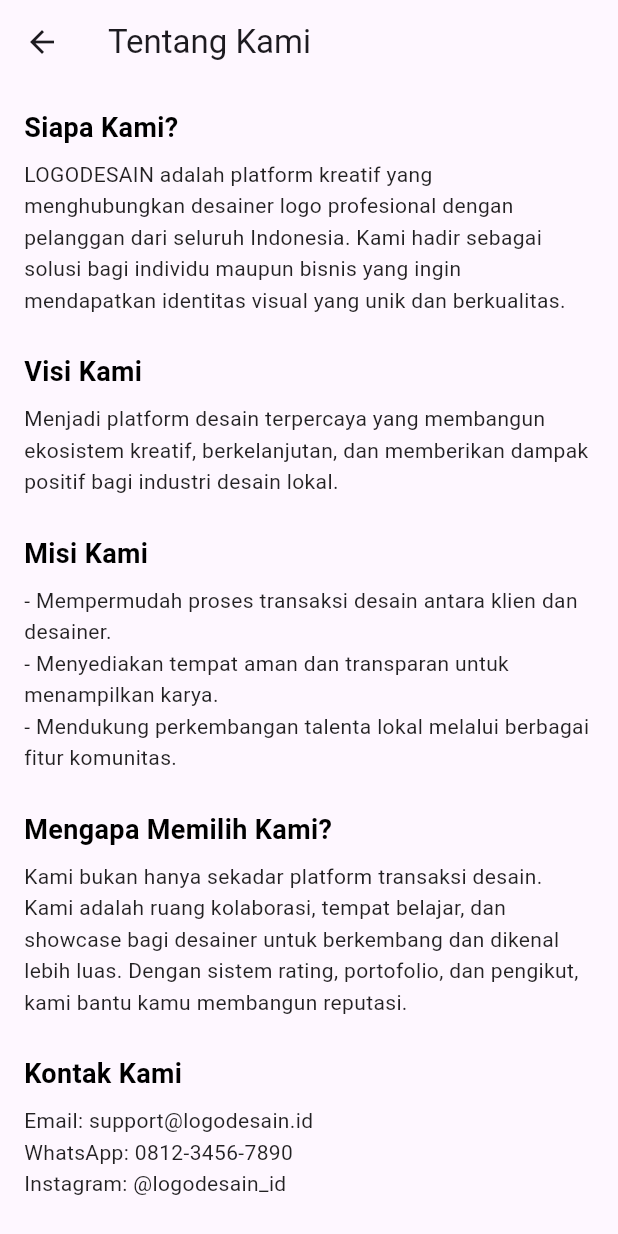
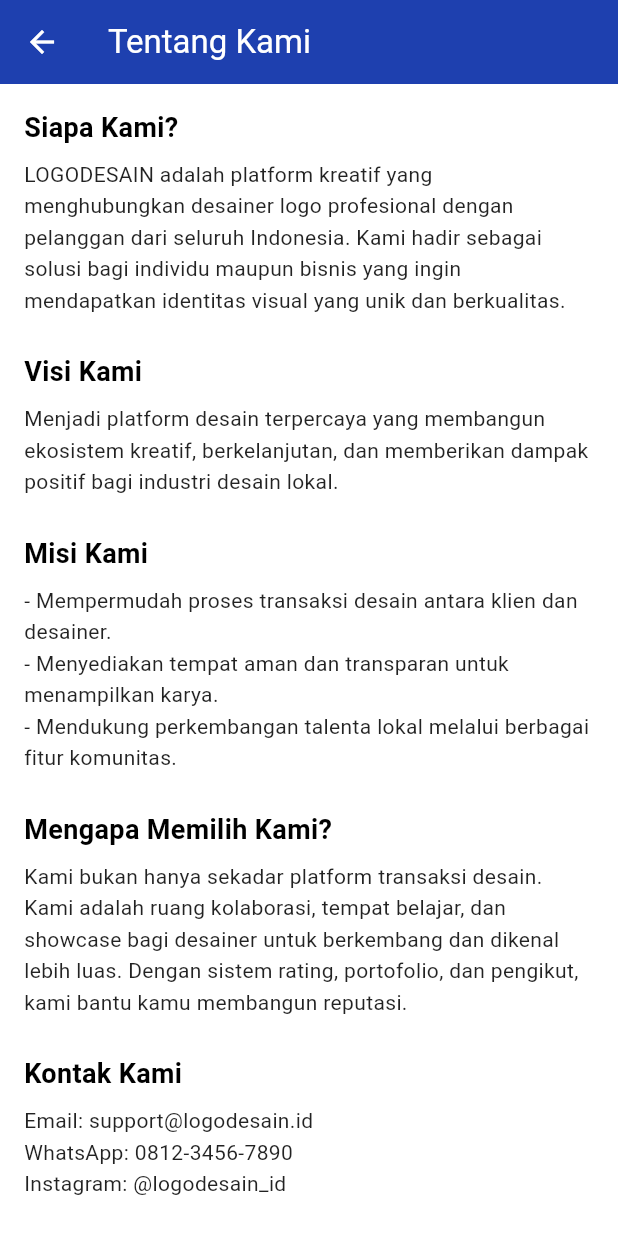
Before and after one commit to Arnold231110087/TugasFrontEndMobile, a Flutter app: the AboutUsPage screen opened directly, on a phone screen of 412 x 824 dp. Run offline on Flutter 3.47's test engine with Material 3 defaults, Android fonts, the phone set to English and light mode, and no system bars; our stand-ins replace shared_preferences; accounts and stored records are empty.

Commit message:
memperbaiki warna appbar pada beberapa halaman tidak muncul

```diff
--- a/lib/main.dart
+++ b/lib/main.dart
@@ -146,22 +146,27 @@ class _MainNavigationState extends State<MainNavigation> {
           BottomNavigationBarItem(
             icon: Icon(Icons.home),
             label: 'Beranda',
+            tooltip: 'Beranda',
           ),
           BottomNavigationBarItem(
             icon: Icon(Icons.search),
             label: 'Cari',
+            tooltip: 'Cari',
           ),
           BottomNavigationBarItem(
             icon: Icon(Icons.add_box_outlined),
             label: 'Unggah',
+            tooltip: 'Unggah',
           ),
           BottomNavigationBarItem(
             icon: Icon(Icons.notifications_none),
             label: 'Notifikasi',
+            tooltip: 'Notifikasi',
           ),
           BottomNavigationBarItem(
             icon: Icon(Icons.person),
             label: 'Akun',
+            tooltip: 'Akun',
           ),
         ],
       ),
--- a/lib/pages/about_page.dart
+++ b/lib/pages/about_page.dart
@@ -6,14 +6,10 @@ class AboutUsPage extends StatelessWidget {
 
   @override
   Widget build(BuildContext context) {
-    final theme = Theme.of(context);
 
     return Scaffold(
-      backgroundColor: theme.colorScheme.background,
       appBar: AppBar(
         title: const Text('Tentang Kami'),
-        backgroundColor: theme.colorScheme.background,
-        foregroundColor: theme.colorScheme.onBackground,
         elevation: 0,
       ),
       body: ListView(
--- a/lib/pages/account_page.dart
+++ b/lib/pages/account_page.dart
@@ -242,6 +242,8 @@ class _AccountPageState extends State<AccountPage> {
                 }),
               ],
             ),
+            Divider(),
+
             Padding(
               padding: const EdgeInsets.symmetric(
                 horizontal: 16,
--- a/lib/pages/account_status_page.dart
+++ b/lib/pages/account_status_page.dart
@@ -7,15 +7,11 @@ class AccountStatusPage extends StatelessWidget {
 
   @override
   Widget build(BuildContext context) {
-    final theme = Theme.of(context);
 
     return Scaffold(
       appBar: AppBar(
         title: const Text("Status Akun"),
-        backgroundColor: theme.colorScheme.background,
-        foregroundColor: theme.textTheme.bodyLarge?.color,
       ),
-      backgroundColor: theme.colorScheme.background,
       body: SingleChildScrollView(
         padding: const EdgeInsets.all(16),
         child: Column(
--- a/lib/pages/help_page.dart
+++ b/lib/pages/help_page.dart
@@ -13,16 +13,12 @@ class _HelpPageState extends State<HelpPage> {
 
   @override
   Widget build(BuildContext context) {
-    final theme = Theme.of(context);
 
     return Scaffold(
       appBar: AppBar(
         title: const Text('Pusat Bantuan'),
-        backgroundColor: theme.colorScheme.background,
-        foregroundColor: theme.textTheme.bodyLarge?.color,
         elevation: 0,
       ),
-      backgroundColor: theme.colorScheme.background,
       body: Padding(
         padding: const EdgeInsets.all(16),
         child: Column(
--- a/lib/pages/policy_page.dart
+++ b/lib/pages/policy_page.dart
@@ -40,8 +40,6 @@ class PolicyPage extends StatelessWidget {
       backgroundColor: theme.scaffoldBackgroundColor,
       appBar: AppBar(
         title: const Text('Ketentuan dan Kebijakan'),
-        backgroundColor: theme.scaffoldBackgroundColor,
-        foregroundColor: theme.textTheme.bodyLarge?.color,
         elevation: 0,
       ),
       body: ListView.separated(
--- a/lib/pages/post_follow_page.dart
+++ b/lib/pages/post_follow_page.dart
@@ -84,11 +84,8 @@ class _PostDetailPageState extends State < PostDetailPage> {
     final theme=Theme.of(context);
 
     return Scaffold(appBar: AppBar(title: const Text("Detail Post"),
-        backgroundColor: theme.colorScheme.background,
-        foregroundColor: theme.textTheme.bodyLarge?.color,
         elevation : 0,
       ),
-      backgroundColor: theme.colorScheme.background,
       body: SingleChildScrollView(padding: const EdgeInsets.all(16),
         child: Column(crossAxisAlignment: CrossAxisAlignment.start,
           children: [ // Profile
```
Also changed, not shown: lib/pages/change_password_page.dart (+1 -6 lines).
